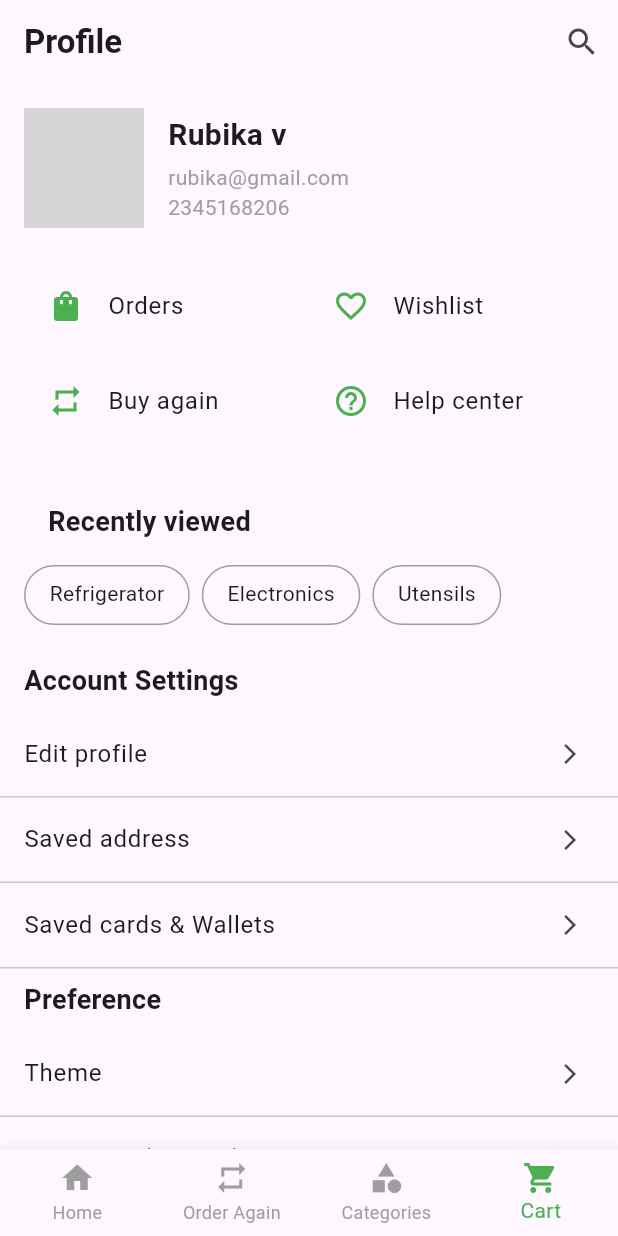
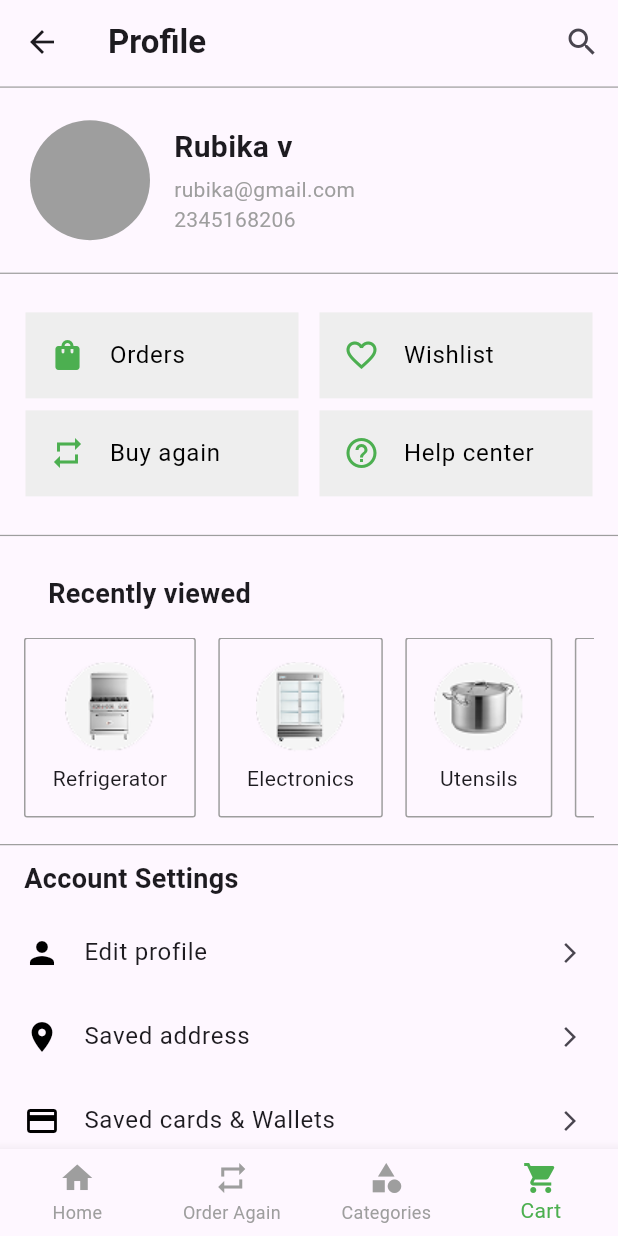
Before and after one commit to HiBorn4/hello_store, a Flutter app: the screen it shows after launch, on a phone screen of 412 x 824 dp. Run offline on Flutter 3.47's test engine with Material 3 defaults, Android fonts, the light colour scheme and no system bars; our stand-ins replace flutter_svg, get; grey boxes are pictures that could not be loaded.

Commit message:
profile screen done

```diff
--- a/lib/screens/profile_screen.dart
+++ b/lib/screens/profile_screen.dart
@@ -12,29 +12,49 @@ class _ProfileScreenState extends State<ProfileScreen> {
   Widget build(BuildContext context) {
     return Scaffold(
       appBar: AppBar(
-        title: Text('Profile', style: TextStyle(fontWeight: FontWeight.bold)),
+  leading: IconButton(
+    icon: Icon(Icons.arrow_back),
+    onPressed: () {
+      Navigator.of(context).pop(); // Or Get.back() if using GetX
+    },
+  ),
+  title: Text(
+    'Profile',
+    style: TextStyle(fontWeight: FontWeight.bold),
+  ),
   actions: [
     IconButton(
       icon: Icon(Icons.search),
-            onPressed: () {/* Search functionality */},
+      onPressed: () {
+        // Search functionality
+      },
     ),
   ],
 ),
+
       body: SingleChildScrollView(
         child: Column(
           crossAxisAlignment: CrossAxisAlignment.start,
           children: [
+            const DividerLine(),
             _buildProfileHeader(),
+            const DividerLine(),
             _buildOrdersSection(),
+            const DividerLine(),
             _buildRecentlyViewed(),
+            const DividerLine(),
             _buildSectionTitle('Account Settings'),
             _buildAccountSettings(),
+            const DividerLine(),
             _buildSectionTitle('Preference'),
             _buildPreferences(),
+            const DividerLine(),
             _buildSectionTitle('My Activity'),
             _buildMyActivity(),
+            const DividerLine(),
             _buildSectionTitle('Feedback and Information'),
             _buildFeedbackSection(),
+            const DividerLine(),
             _buildLogoutButton(),
           ],
         ),
@@ -43,14 +63,17 @@ class _ProfileScreenState extends State<ProfileScreen> {
     );
   }
 
+
+
   Widget _buildProfileHeader() {
     return Padding(
-      padding: EdgeInsets.all(16),
+      padding: EdgeInsets.symmetric(vertical: 20, horizontal: 20),
       child: Row(
         children: [
           CircleAvatar(
             radius: 40,
-            backgroundImage: AssetImage('assets/profile_placeholder.png'),
+            // backgroundImage: AssetImage('assets/profile_placeholder.png'),
+            backgroundColor: Colors.grey,
           ),
           SizedBox(width: 16),
           Column(
@@ -70,7 +93,7 @@ class _ProfileScreenState extends State<ProfileScreen> {
 
   Widget _buildOrdersSection() {
     return Padding(
-      padding: EdgeInsets.symmetric(horizontal: 16, vertical: 8),
+      padding: EdgeInsets.symmetric(horizontal: 10, vertical: 20),
       child: GridView.count(
         shrinkWrap: true,
         physics: NeverScrollableScrollPhysics(),
@@ -86,22 +109,57 @@ class _ProfileScreenState extends State<ProfileScreen> {
     );
   }
 
+  Widget _buildRecentItem(String imagePath, String label) {
+  return Container(
+    margin: const EdgeInsets.only(right: 15),
+    padding: const EdgeInsets.symmetric(horizontal: 18, vertical: 15),
+    decoration: BoxDecoration(
+      borderRadius: BorderRadius.circular(2),
+      border: Border.all(color: Colors.grey),
+    ),
+    child: Column(
+      mainAxisSize: MainAxisSize.min,
+      children: [
+        // Display image with rounded corners
+        ClipRRect(
+          borderRadius: BorderRadius.circular(12),
+          child: Image.asset(
+            imagePath,
+            width: 60,
+            height: 60,
+            fit: BoxFit.cover,
+          ),
+        ),
+        const SizedBox(height: 8),
+        // Label below the image
+        Text(
+          label,
+          style: const TextStyle(fontSize: 14),
+        ),
+      ],
+    ),
+  );
+}
+
 Widget _buildRecentlyViewed() {
   return Padding(
-      padding: EdgeInsets.all(16),
+    padding: const EdgeInsets.all(16),
     child: Column(
       crossAxisAlignment: CrossAxisAlignment.start,
       children: [
         _buildSectionTitle('Recently viewed'),
-          SizedBox(height: 8),
+        const SizedBox(height: 8),
         SizedBox(
-            height: 40,
+          // Adjust the height to ensure the image and label fit comfortably
+          height: 120,
           child: ListView(
             scrollDirection: Axis.horizontal,
             children: [
-                _buildRecentItem('Refrigerator'),
-                _buildRecentItem('Electronics'),
-                _buildRecentItem('Utensils'),
+              _buildRecentItem('assets/icons/recently_viewed/refrigerator.png', 'Refrigerator'),
+              _buildRecentItem('assets/icons/recently_viewed/electronics.png', 'Electronics'),
+              _buildRecentItem('assets/icons/recently_viewed/utensils.png', 'Utensils'),
+              _buildRecentItem('assets/icons/recently_viewed/refrigerator.png', 'Furniture'),
+              _buildRecentItem('assets/icons/recently_viewed/electronics.png', 'Clothes'),
             ],
           ),
         ),
@@ -112,59 +170,74 @@ class _ProfileScreenState extends State<ProfileScreen> {
 
   Widget _buildAccountSettings() {
   return _buildSectionList([
-      'Edit profile',
-      'Saved address',
-      'Saved cards & Wallets',
+    {'title': 'Edit profile', 'icon': Icons.person},
+    {'title': 'Saved address', 'icon': Icons.location_on},
+    {'title': 'Saved cards & Wallets', 'icon': Icons.credit_card},
   ]);
 }
 
 Widget _buildPreferences() {
   return _buildSectionList([
-      'Theme',
-      'Language (english)',
-      'Notification',
+    {'title': 'Theme', 'icon': Icons.color_lens},
+    {'title': 'Language (english)', 'icon': Icons.language},
+    {'title': 'Notification', 'icon': Icons.notifications},
   ]);
 }
 
 Widget _buildMyActivity() {
   return _buildSectionList([
-      'Reviews',
-      'Give us feedback',
+    {'title': 'Reviews', 'icon': Icons.star},
+    {'title': 'Give us feedback', 'icon': Icons.feedback},
   ]);
 }
 
 Widget _buildFeedbackSection() {
   return _buildSectionList([
-      'Terms, Policies and Licenses',
-      'Browse FAQs',
+    {'title': 'Terms, Policies and Licenses', 'icon': Icons.description},
+    {'title': 'Browse FAQs', 'icon': Icons.question_answer},
   ]);
 }
 
-  Widget _buildSectionList(List<String> items) {
+
+  Widget _buildSectionList(List<Map<String, dynamic>> items) {
   return Column(
-      children: List.generate(items.length, (index) {
+    children: items.map((item) {
       return SettingsItem(
-          title: items[index],
-          onTap: () {/* Navigation */},
+        title: item['title'],
+        icon: item['icon'],
+        onTap: () {
+          // Handle tap
+        },
       );
-      }),
+    }).toList(),
   );
 }
 
+
   Widget _buildLogoutButton() {
   return Padding(
-      padding: EdgeInsets.all(16),
-      child: ElevatedButton(
-        style: ElevatedButton.styleFrom(
+    padding: const EdgeInsets.all(16),
+    child: OutlinedButton.icon(
+      onPressed: () {
+        // Logout action
+      },
+      icon: Icon(Icons.logout, color: Colors.green, size: 25,),
+      label: Text(
+        'Log out',
+        style: TextStyle(color: Colors.green, fontSize: 20, fontWeight: FontWeight.w500),
+      ),
+      style: OutlinedButton.styleFrom(
         minimumSize: Size(double.infinity, 50),
-          backgroundColor: Colors.red.shade100,
-          foregroundColor: Colors.red,
+        side: BorderSide(color: Colors.green),
+        shape: RoundedRectangleBorder(
+          borderRadius: BorderRadius.circular(10),
         ),
-        onPressed: () {/* Logout */},
-        child: Text('Log out'),
+        backgroundColor: Colors.transparent,
+      ),
     ),
   );
 }
+
 
   Widget _buildSectionTitle(String title) {
     return Padding(
@@ -175,22 +248,19 @@ class _ProfileScreenState extends State<ProfileScreen> {
   }
 
   Widget _buildGridItem(IconData icon, String text) {
-    return ListTile(
+  return Container(
+    margin: EdgeInsets.symmetric(vertical: 4, horizontal: 7),
+    decoration: BoxDecoration(
+      color: Colors.grey[200], // Light grey background
+      // borderRadius: BorderRadius.circular(8),
+    ),
+    child: Center(
+      child: ListTile(
         leading: Icon(icon, color: Colors.green),
-      title: Text(text),
+        title: Text(text, style: TextStyle(color: Colors.black)),
         onTap: () {/* Navigation */},
-    );
-  }
-
-  Widget _buildRecentItem(String text) {
-    return Container(
-      margin: EdgeInsets.only(right: 8),
-      padding: EdgeInsets.symmetric(horizontal: 16, vertical: 8),
-      decoration: BoxDecoration(
-        borderRadius: BorderRadius.circular(20),
-        border: Border.all(color: Colors.grey),
       ),
-      child: Text(text),
+    ),
   );
 }
 
@@ -223,25 +293,42 @@ class _ProfileScreenState extends State<ProfileScreen> {
   }
 }
 
+class DividerLine extends StatelessWidget {
+  const DividerLine();
+
+  @override
+  Widget build(BuildContext context) {
+    final screenHeight = MediaQuery.of(context).size.height;
+    return Divider(
+      color: Colors.grey,
+      height: screenHeight * 0.005,
+      thickness: screenHeight * 0.001,
+    );
+  }
+}
+
 class SettingsItem extends StatelessWidget {
   final String title;
+  final IconData icon;
   final VoidCallback onTap;
 
   const SettingsItem({
+    Key? key,
     required this.title,
+    required this.icon,
     required this.onTap,
-  });
+  }) : super(key: key);
 
   @override
   Widget build(BuildContext context) {
     return Column(
       children: [
         ListTile(
+          leading: Icon(icon, color: Colors.black),
           title: Text(title),
-          trailing: Icon(Icons.arrow_forward_ios, size: 16),
+          trailing: const Icon(Icons.arrow_forward_ios, size: 16),
           onTap: onTap,
         ),
-        Divider(height: 1),
       ],
     );
   }
--- a/pubspec.yaml
+++ b/pubspec.yaml
@@ -66,6 +66,7 @@ flutter:
     - assets/icons/bottombar/
     - assets/images/
     - assets/images/home/
+    - assets/icons/recently_viewed/
 
   # An image asset can refer to one or more resolution-specific "variants", see
   # https://flutter.dev/to/resolution-aware-images
```
Also changed, not shown: assets/icons/recently_viewed/electronics.png (added), assets/icons/recently_viewed/refrigerator.png (added), assets/icons/recently_viewed/utensils.png (added). Lines whose indentation alone changed are shown as unchanged.
